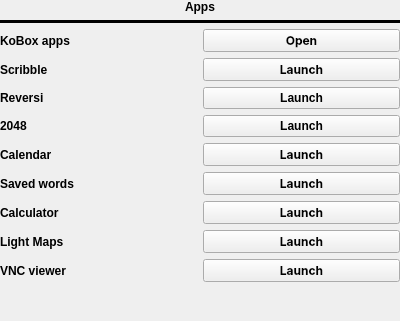
This is apps.ui in Quill-OS/quill as Qt 5 draws it before an edit. The edited form follows.
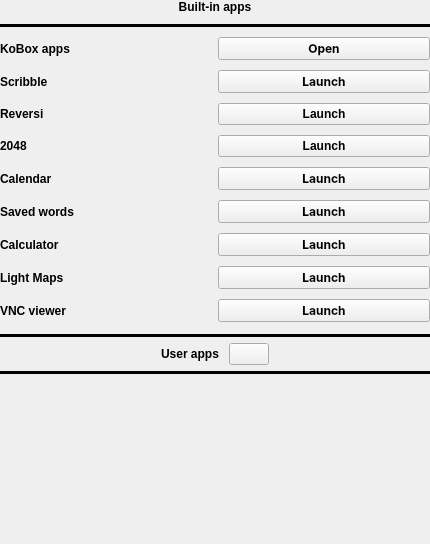
This is the edited form. Icons and pictures are not drawn.

The edit to the form file:
```diff
--- a/apps.ui
+++ b/apps.ui
@@ -6,8 +6,8 @@
    <rect>
     <x>0</x>
     <y>0</y>
-    <width>400</width>
-    <height>321</height>
+    <width>430</width>
+    <height>544</height>
    </rect>
   </property>
   <property name="windowTitle">
@@ -29,39 +29,91 @@
    <item>
     <layout class="QGridLayout" name="gridLayout">
      <item row="4" column="0">
-      <layout class="QGridLayout" name="gridLayout_2">
+      <widget class="QScrollArea" name="scrollArea">
+       <property name="frameShape">
+        <enum>QFrame::NoFrame</enum>
+       </property>
+       <property name="frameShadow">
+        <enum>QFrame::Plain</enum>
+       </property>
+       <property name="lineWidth">
+        <number>0</number>
+       </property>
+       <property name="horizontalScrollBarPolicy">
+        <enum>Qt::ScrollBarAlwaysOff</enum>
+       </property>
+       <property name="widgetResizable">
+        <bool>true</bool>
+       </property>
+       <widget class="QWidget" name="scrollAreaWidgetContents">
+        <property name="geometry">
+         <rect>
+          <x>0</x>
+          <y>0</y>
+          <width>428</width>
+          <height>542</height>
+         </rect>
+        </property>
+        <layout class="QVBoxLayout" name="verticalLayout_2">
+         <property name="spacing">
+          <number>6</number>
+         </property>
+         <property name="leftMargin">
+          <number>0</number>
+         </property>
+         <property name="topMargin">
+          <number>0</number>
+         </property>
+         <property name="rightMargin">
+          <number>0</number>
+         </property>
        <property name="bottomMargin">
         <number>0</number>
        </property>
-      </layout>
-     </item>
-     <item row="0" column="0">
-      <widget class="QLabel" name="label">
-       <property name="font">
-        <font>
-         <weight>75</weight>
-         <bold>true</bold>
-        </font>
-       </property>
-       <property name="text">
-        <string>Apps</string>
-       </property>
-       <property name="alignment">
-        <set>Qt::AlignCenter</set>
-       </property>
-      </widget>
-     </item>
-     <item row="2" column="0">
+         <item>
       <layout class="QGridLayout" name="gridLayout_3">
-       <property name="bottomMargin">
+           <property name="rightMargin">
         <number>0</number>
        </property>
-       <item row="7" column="1">
-        <widget class="QPushButton" name="calculatorLaunchBtn">
+           <property name="bottomMargin">
+            <number>6</number>
+           </property>
+           <property name="verticalSpacing">
+            <number>10</number>
+           </property>
+           <item row="3" column="0">
+            <widget class="QLabel" name="label_5">
+             <property name="font">
+              <font>
+               <weight>75</weight>
+               <bold>true</bold>
+              </font>
+             </property>
+             <property name="text">
+              <string>KoBox apps</string>
+             </property>
+            </widget>
+           </item>
+           <item row="12" column="0">
+            <widget class="QLabel" name="vncViewerLabel">
+             <property name="font">
+              <font>
+               <weight>75</weight>
+               <bold>true</bold>
+              </font>
+             </property>
+             <property name="text">
+              <string>VNC viewer</string>
+             </property>
+            </widget>
+           </item>
+           <item row="4" column="1">
+            <widget class="QPushButton" name="scribbleLaunchBtn">
          <property name="font">
           <font>
            <family>Inter</family>
            <weight>75</weight>
+               <italic>false</italic>
            <bold>true</bold>
           </font>
          </property>
@@ -70,7 +122,46 @@
          </property>
         </widget>
        </item>
-       <item row="5" column="1">
+           <item row="9" column="0">
+            <widget class="QLabel" name="label_3">
+             <property name="font">
+              <font>
+               <weight>75</weight>
+               <bold>true</bold>
+              </font>
+             </property>
+             <property name="text">
+              <string>Saved words</string>
+             </property>
+            </widget>
+           </item>
+           <item row="4" column="0">
+            <widget class="QLabel" name="scribbleLabel">
+             <property name="font">
+              <font>
+               <weight>75</weight>
+               <bold>true</bold>
+              </font>
+             </property>
+             <property name="text">
+              <string>Scribble</string>
+             </property>
+            </widget>
+           </item>
+           <item row="10" column="0">
+            <widget class="QLabel" name="label_4">
+             <property name="font">
+              <font>
+               <weight>75</weight>
+               <bold>true</bold>
+              </font>
+             </property>
+             <property name="text">
+              <string>Calculator</string>
+             </property>
+            </widget>
+           </item>
+           <item row="8" column="1">
         <widget class="QPushButton" name="calendarLaunchBtn">
          <property name="font">
           <font>
@@ -84,7 +175,21 @@
          </property>
         </widget>
        </item>
-       <item row="8" column="0">
+           <item row="3" column="1">
+            <widget class="QPushButton" name="koboxAppsOpenButton">
+             <property name="font">
+              <font>
+               <family>Inter</family>
+               <weight>75</weight>
+               <bold>true</bold>
+              </font>
+             </property>
+             <property name="text">
+              <string>Open</string>
+             </property>
+            </widget>
+           </item>
+           <item row="11" column="0">
         <widget class="QLabel" name="label_2">
          <property name="font">
           <font>
@@ -97,34 +202,7 @@
          </property>
         </widget>
        </item>
-       <item row="1" column="0">
-        <widget class="QLabel" name="scribbleLabel">
-         <property name="font">
-          <font>
-           <weight>75</weight>
-           <bold>true</bold>
-          </font>
-         </property>
-         <property name="text">
-          <string>Scribble</string>
-         </property>
-        </widget>
-       </item>
-       <item row="6" column="1">
-        <widget class="QPushButton" name="savedWordsLaunchBtn">
-         <property name="font">
-          <font>
-           <family>Inter</family>
-           <weight>75</weight>
-           <bold>true</bold>
-          </font>
-         </property>
-         <property name="text">
-          <string>Launch</string>
-         </property>
-        </widget>
-       </item>
-       <item row="3" column="0">
+           <item row="6" column="0">
         <widget class="QLabel" name="reversiLabel">
          <property name="font">
           <font>
@@ -137,61 +215,7 @@
          </property>
         </widget>
        </item>
-       <item row="6" column="0">
-        <widget class="QLabel" name="label_3">
-         <property name="font">
-          <font>
-           <weight>75</weight>
-           <bold>true</bold>
-          </font>
-         </property>
-         <property name="text">
-          <string>Saved words</string>
-         </property>
-        </widget>
-       </item>
-       <item row="0" column="0">
-        <widget class="QLabel" name="label_5">
-         <property name="font">
-          <font>
-           <weight>75</weight>
-           <bold>true</bold>
-          </font>
-         </property>
-         <property name="text">
-          <string>KoBox apps</string>
-         </property>
-        </widget>
-       </item>
-       <item row="5" column="0">
-        <widget class="QLabel" name="calendarLabel">
-         <property name="font">
-          <font>
-           <weight>75</weight>
-           <bold>true</bold>
-          </font>
-         </property>
-         <property name="text">
-          <string>Calendar</string>
-         </property>
-        </widget>
-       </item>
-       <item row="8" column="1">
-        <widget class="QPushButton" name="lightmapsLaunchBtn">
-         <property name="font">
-          <font>
-           <family>Inter</family>
-           <weight>75</weight>
-           <italic>false</italic>
-           <bold>true</bold>
-          </font>
-         </property>
-         <property name="text">
-          <string>Launch</string>
-         </property>
-        </widget>
-       </item>
-       <item row="3" column="1">
+           <item row="6" column="1">
         <widget class="QPushButton" name="reversiLaunchBtn">
          <property name="font">
           <font>
@@ -205,7 +229,7 @@
         </widget>
        </item>
        <item row="9" column="1">
-        <widget class="QPushButton" name="vncLaunchBtn">
+            <widget class="QPushButton" name="savedWordsLaunchBtn">
          <property name="font">
           <font>
            <family>Inter</family>
@@ -218,8 +242,8 @@
          </property>
         </widget>
        </item>
-       <item row="0" column="1">
-        <widget class="QPushButton" name="koboxAppsOpenButton">
+           <item row="10" column="1">
+            <widget class="QPushButton" name="calculatorLaunchBtn">
          <property name="font">
           <font>
            <family>Inter</family>
@@ -228,65 +252,11 @@
           </font>
          </property>
          <property name="text">
-          <string>Open</string>
+              <string>Launch</string>
          </property>
         </widget>
        </item>
        <item row="7" column="0">
-        <widget class="QLabel" name="label_4">
-         <property name="font">
-          <font>
-           <weight>75</weight>
-           <bold>true</bold>
-          </font>
-         </property>
-         <property name="text">
-          <string>Calculator</string>
-         </property>
-        </widget>
-       </item>
-       <item row="9" column="0">
-        <widget class="QLabel" name="vncViewerLabel">
-         <property name="font">
-          <font>
-           <weight>75</weight>
-           <bold>true</bold>
-          </font>
-         </property>
-         <property name="text">
-          <string>VNC viewer</string>
-         </property>
-        </widget>
-       </item>
-       <item row="1" column="1">
-        <widget class="QPushButton" name="scribbleLaunchBtn">
-         <property name="font">
-          <font>
-           <family>Inter</family>
-           <weight>75</weight>
-           <italic>false</italic>
-           <bold>true</bold>
-          </font>
-         </property>
-         <property name="text">
-          <string>Launch</string>
-         </property>
-        </widget>
-       </item>
-       <item row="4" column="1">
-        <widget class="QPushButton" name="g2048LaunchBtn">
-         <property name="font">
-          <font>
-           <weight>75</weight>
-           <bold>true</bold>
-          </font>
-         </property>
-         <property name="text">
-          <string>Launch</string>
-         </property>
-        </widget>
-       </item>
-       <item row="4" column="0">
         <widget class="QLabel" name="g2048Label">
          <property name="font">
           <font>
@@ -299,32 +269,243 @@
          </property>
         </widget>
        </item>
-      </layout>
-     </item>
-     <item row="3" column="0">
+           <item row="7" column="1">
+            <widget class="QPushButton" name="g2048LaunchBtn">
+             <property name="font">
+              <font>
+               <weight>75</weight>
+               <bold>true</bold>
+              </font>
+             </property>
+             <property name="text">
+              <string>Launch</string>
+             </property>
+            </widget>
+           </item>
+           <item row="12" column="1">
+            <widget class="QPushButton" name="vncLaunchBtn">
+             <property name="font">
+              <font>
+               <family>Inter</family>
+               <weight>75</weight>
+               <bold>true</bold>
+              </font>
+             </property>
+             <property name="text">
+              <string>Launch</string>
+             </property>
+            </widget>
+           </item>
+           <item row="11" column="1">
+            <widget class="QPushButton" name="lightmapsLaunchBtn">
+             <property name="font">
+              <font>
+               <family>Inter</family>
+               <weight>75</weight>
+               <italic>false</italic>
+               <bold>true</bold>
+              </font>
+             </property>
+             <property name="text">
+              <string>Launch</string>
+             </property>
+            </widget>
+           </item>
+           <item row="1" column="0" colspan="2">
+            <widget class="QLabel" name="label">
+             <property name="font">
+              <font>
+               <weight>75</weight>
+               <bold>true</bold>
+              </font>
+             </property>
+             <property name="text">
+              <string>Built-in apps</string>
+             </property>
+             <property name="alignment">
+              <set>Qt::AlignCenter</set>
+             </property>
+            </widget>
+           </item>
+           <item row="8" column="0">
+            <widget class="QLabel" name="calendarLabel">
+             <property name="font">
+              <font>
+               <weight>75</weight>
+               <bold>true</bold>
+              </font>
+             </property>
+             <property name="text">
+              <string>Calendar</string>
+             </property>
+            </widget>
+           </item>
+           <item row="2" column="0" colspan="2">
+            <widget class="Line" name="line">
+             <property name="frameShadow">
+              <enum>QFrame::Plain</enum>
+             </property>
+             <property name="lineWidth">
+              <number>3</number>
+             </property>
+             <property name="orientation">
+              <enum>Qt::Horizontal</enum>
+             </property>
+            </widget>
+           </item>
+          </layout>
+         </item>
+         <item>
+          <widget class="Line" name="line_3">
+           <property name="frameShadow">
+            <enum>QFrame::Plain</enum>
+           </property>
+           <property name="lineWidth">
+            <number>3</number>
+           </property>
+           <property name="orientation">
+            <enum>Qt::Horizontal</enum>
+           </property>
+          </widget>
+         </item>
+         <item>
+          <layout class="QHBoxLayout" name="horizontalLayout">
+           <property name="spacing">
+            <number>0</number>
+           </property>
+           <item>
+            <spacer name="horizontalSpacer">
+             <property name="orientation">
+              <enum>Qt::Horizontal</enum>
+             </property>
+             <property name="sizeHint" stdset="0">
+              <size>
+               <width>40</width>
+               <height>20</height>
+              </size>
+             </property>
+            </spacer>
+           </item>
+           <item>
+            <widget class="QLabel" name="label_6">
+             <property name="font">
+              <font>
+               <weight>75</weight>
+               <bold>true</bold>
+              </font>
+             </property>
+             <property name="text">
+              <string>User apps</string>
+             </property>
+             <property name="alignment">
+              <set>Qt::AlignCenter</set>
+             </property>
+            </widget>
+           </item>
+           <item>
+            <spacer name="horizontalSpacer_3">
+             <property name="orientation">
+              <enum>Qt::Horizontal</enum>
+             </property>
+             <property name="sizeType">
+              <enum>QSizePolicy::Fixed</enum>
+             </property>
+             <property name="sizeHint" stdset="0">
+              <size>
+               <width>10</width>
+               <height>0</height>
+              </size>
+             </property>
+            </spacer>
+           </item>
+           <item>
+            <widget class="QPushButton" name="editUserAppsBtn">
+             <property name="sizePolicy">
+              <sizepolicy hsizetype="Fixed" vsizetype="Fixed">
+               <horstretch>0</horstretch>
+               <verstretch>0</verstretch>
+              </sizepolicy>
+             </property>
+             <property name="maximumSize">
+              <size>
+               <width>40</width>
+               <height>40</height>
+              </size>
+             </property>
+             <property name="text">
+              <string/>
+             </property>
+             <property name="icon">
+              <iconset theme="://resources/edit.png">
+               <normaloff>://resources/edit.png</normaloff>://resources/edit.png</iconset>
+             </property>
+             <property name="iconSize">
+              <size>
+               <width>34</width>
+               <height>34</height>
+              </size>
+             </property>
+            </widget>
+           </item>
+           <item>
+            <spacer name="horizontalSpacer_2">
+             <property name="orientation">
+              <enum>Qt::Horizontal</enum>
+             </property>
+             <property name="sizeHint" stdset="0">
+              <size>
+               <width>40</width>
+               <height>20</height>
+              </size>
+             </property>
+            </spacer>
+           </item>
+          </layout>
+         </item>
+         <item>
+          <widget class="Line" name="line_2">
+           <property name="frameShadow">
+            <enum>QFrame::Plain</enum>
+           </property>
+           <property name="lineWidth">
+            <number>3</number>
+           </property>
+           <property name="orientation">
+            <enum>Qt::Horizontal</enum>
+           </property>
+          </widget>
+         </item>
+         <item>
+          <layout class="QVBoxLayout" name="verticalLayout_4UserApps">
+           <property name="spacing">
+            <number>10</number>
+           </property>
+           <property name="topMargin">
+            <number>2</number>
+           </property>
+           <property name="rightMargin">
+            <number>0</number>
+           </property>
+          </layout>
+         </item>
+         <item>
       <spacer name="verticalSpacer">
        <property name="orientation">
         <enum>Qt::Vertical</enum>
        </property>
+           <property name="sizeType">
+            <enum>QSizePolicy::MinimumExpanding</enum>
+           </property>
        <property name="sizeHint" stdset="0">
         <size>
-         <width>20</width>
-         <height>40</height>
+             <width>0</width>
+             <height>0</height>
         </size>
        </property>
       </spacer>
      </item>
-     <item row="1" column="0">
-      <widget class="Line" name="line">
-       <property name="frameShadow">
-        <enum>QFrame::Plain</enum>
-       </property>
-       <property name="lineWidth">
-        <number>3</number>
-       </property>
-       <property name="orientation">
-        <enum>Qt::Horizontal</enum>
-       </property>
+        </layout>
+       </widget>
       </widget>
      </item>
     </layout>
```
Lines whose indentation alone changed are shown as unchanged.
